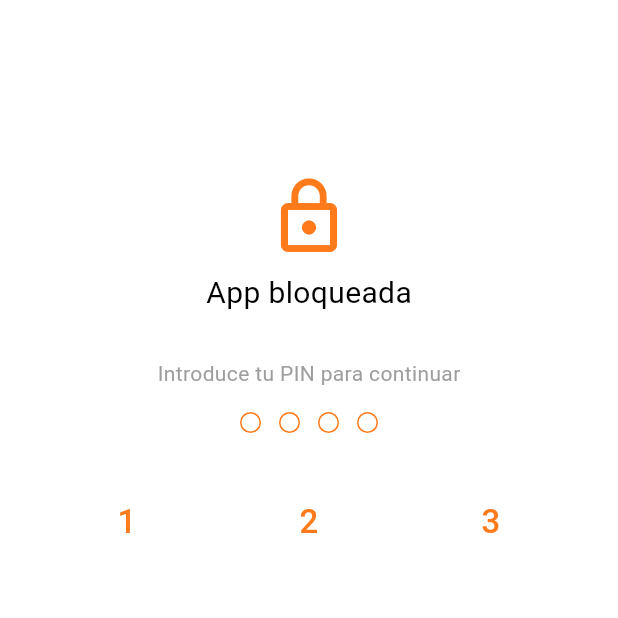
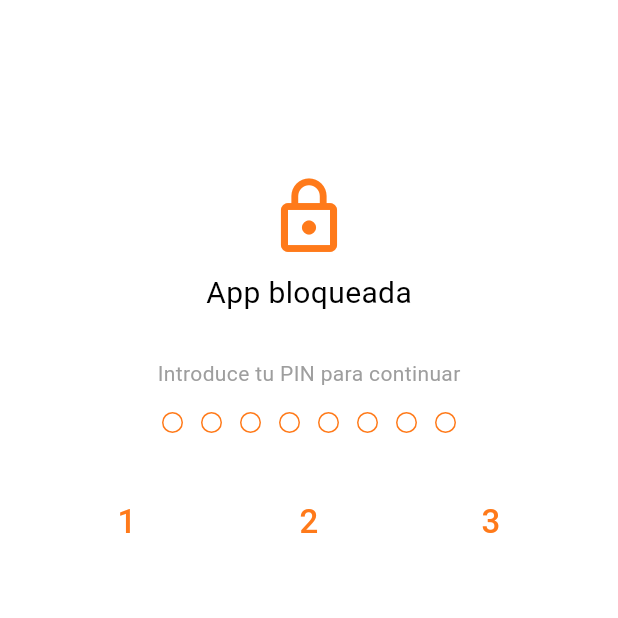
Before and after one commit to p1np0n/POSible, a Flutter app: the LockScreen screen opened directly with empty values, on a phone screen of 412 x 824 dp, the top half of it. Run offline on Flutter 3.47's test engine with Material 3 defaults, Android fonts, the phone set to English and light mode, and no system bars; our stand-ins replace audioplayers, csv, file_picker, image_picker, share_plus, shared_preferences and 1 more; missing offline and left inert: mobile_scanner; accounts and stored records are empty.

Commit message:
PIN de empleados: 8 dígitos en vez de 4
Sube pinLength de 4 a 8 en un solo lugar (lib/widgets/pin_pad.dart),
que se propaga a todo lo que usa PIN: login rápido, bloqueo
automático, crear/restablecer PIN de empleado. Con 8 dígitos ya no
hace falta bajar el "Minimum password length" de Supabase (por
defecto exige mínimo 6), que en algunos proyectos no se puede reducir
más desde el panel.

```diff
--- a/lib/screens/auth/login_screen.dart
+++ b/lib/screens/auth/login_screen.dart
@@ -4,6 +4,7 @@ import 'package:provider/provider.dart';
 import 'package:supabase_flutter/supabase_flutter.dart';
 
 import '../../providers/app_preferences_provider.dart';
+import '../../widgets/pin_pad.dart' show pinLength;
 import 'create_store_screen.dart';
 
 // URL del panel publicado en GitHub Pages — se usa como destino del enlace
@@ -150,7 +151,7 @@ class _LoginScreenState extends State<LoginScreen> {
                       labelText: 'Contraseña',
                       helperText: kIsWeb
                           ? null
-                          : 'Usa 4 dígitos numéricos para poder entrar rápido con PIN después',
+                          : 'Usa $pinLength dígitos numéricos para poder entrar rápido con PIN después',
                       border: const OutlineInputBorder(),
                     ),
                     validator: (value) =>
--- a/lib/screens/auth/pin_login_screen.dart
+++ b/lib/screens/auth/pin_login_screen.dart
@@ -12,7 +12,7 @@ import 'login_screen.dart';
 ///
 /// Por dentro sigue siendo un inicio de sesión normal de Supabase — el
 /// "PIN" es la contraseña de la cuenta. Para que funcione, la contraseña
-/// del empleado debe ser numérica de 4 dígitos (ver LEEME.md).
+/// del empleado debe ser numérica, del mismo largo que [pinLength].
 class PinLoginScreen extends StatefulWidget {
   const PinLoginScreen({super.key});
 
--- a/lib/screens/employees/employees_screen.dart
+++ b/lib/screens/employees/employees_screen.dart
@@ -221,7 +221,8 @@ class _EmployeeFormDialogState extends State<_EmployeeFormDialog> {
   void _confirm() {
     if (!_formKey.currentState!.validate()) return;
     if (_pin.length != pinLength) {
-      ScaffoldMessenger.of(context).showSnackBar(const SnackBar(content: Text('Elige un PIN de 4 dígitos')));
+      ScaffoldMessenger.of(context)
+          .showSnackBar(SnackBar(content: Text('Elige un PIN de $pinLength dígitos')));
       return;
     }
     Navigator.of(context).pop(_EmployeeCredentials(email: _emailController.text.trim(), pin: _pin));
@@ -247,7 +248,7 @@ class _EmployeeFormDialogState extends State<_EmployeeFormDialog> {
               onTap: _pickPin,
               child: InputDecorator(
                 decoration: const InputDecoration(labelText: 'PIN', border: OutlineInputBorder()),
-                child: Text(_pin.isEmpty ? 'Toca para elegir un PIN de 4 dígitos' : '•' * _pin.length),
+                child: Text(_pin.isEmpty ? 'Toca para elegir un PIN de $pinLength dígitos' : '•' * _pin.length),
               ),
             ),
           ],
--- a/lib/screens/stores/stores_screen.dart
+++ b/lib/screens/stores/stores_screen.dart
@@ -295,7 +295,7 @@ class _StoreCard extends StatelessWidget {
 /// Pide una contraseña nueva (dos veces, para confirmar) y la devuelve al
 /// cerrar — solo para el administrador de una tienda, que puede tener
 /// contraseña alfanumérica. Para el PIN de un empleado se usa
-/// showPinEntryDialog (teclado propio, siempre 4 dígitos).
+/// showPinEntryDialog (teclado propio, siempre pinLength dígitos).
 class _ResetPinDialog extends StatefulWidget {
   final String title;
   final String subtitle;
--- a/lib/widgets/pin_pad.dart
+++ b/lib/widgets/pin_pad.dart
@@ -1,9 +1,10 @@
 import 'package:flutter/material.dart';
 
 /// Cantidad de dígitos del PIN en toda la app (login rápido y bloqueo
-/// automático). El PIN es, por dentro, la contraseña de Supabase — ver
-/// LEEME.md sobre el ajuste de "Minimum password length" en Supabase.
-const int pinLength = 4;
+/// automático). El PIN es, por dentro, la contraseña de Supabase, que por
+/// defecto exige mínimo 6 caracteres — 8 queda cómodamente por encima sin
+/// tener que tocar la configuración de Supabase.
+const int pinLength = 8;
 
 /// Teclado numérico + indicador de dígitos escritos, reutilizado en la
 /// pantalla de login con PIN y en la de bloqueo automático.
```
Also changed, not shown: 1 other file.
